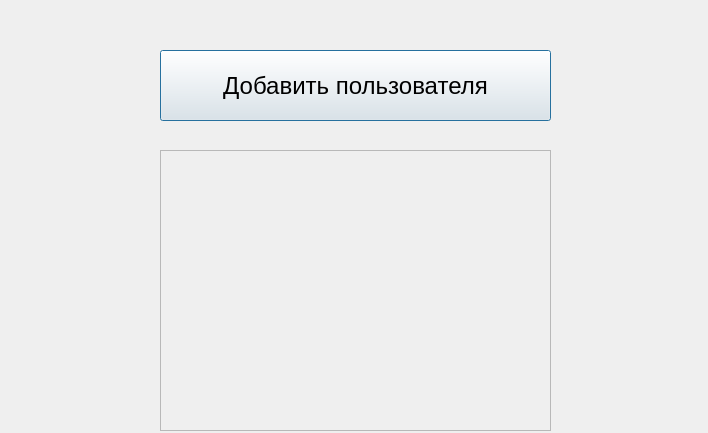
The window that UIs/Enter.ui (Cheshuyka/BookFoU) describes before a commit, drawn with Qt 5.
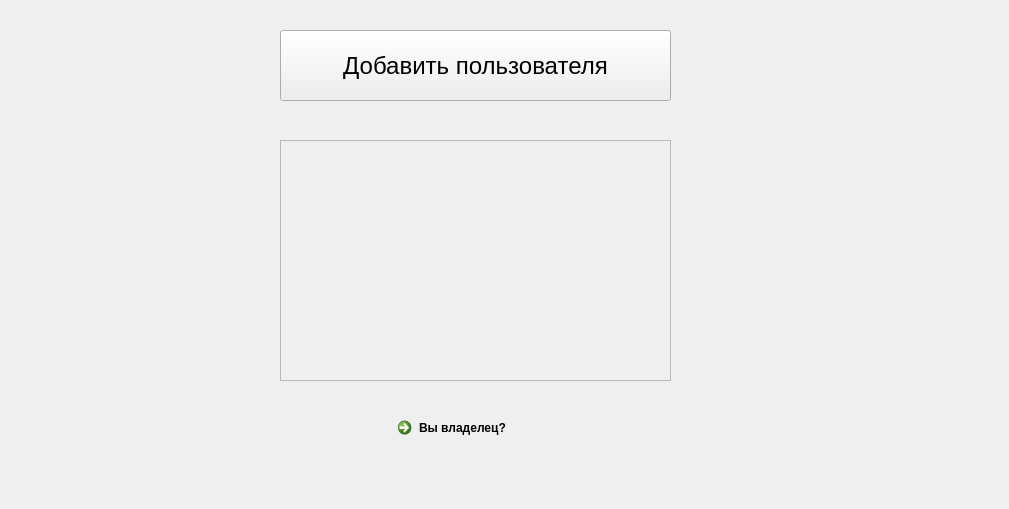
The same window after the commit.

What changed in the file:
```diff
--- a/UIs/Enter.ui
+++ b/UIs/Enter.ui
@@ -6,40 +6,25 @@
    <rect>
     <x>0</x>
     <y>0</y>
-    <width>708</width>
-    <height>433</height>
+    <width>1009</width>
+    <height>509</height>
    </rect>
   </property>
   <property name="windowTitle">
    <string>Вход</string>
   </property>
-  <widget class="QPushButton" name="AddUser">
-   <property name="geometry">
-    <rect>
-     <x>160</x>
-     <y>50</y>
-     <width>391</width>
-     <height>71</height>
-    </rect>
-   </property>
-   <property name="font">
-    <font>
-     <pointsize>18</pointsize>
-    </font>
-   </property>
-   <property name="text">
-    <string>Добавить пользователя</string>
-   </property>
-  </widget>
   <widget class="QScrollArea" name="scrollArea">
    <property name="geometry">
     <rect>
-     <x>160</x>
-     <y>150</y>
+     <x>280</x>
+     <y>140</y>
      <width>391</width>
-     <height>281</height>
+     <height>241</height>
     </rect>
    </property>
+   <property name="styleSheet">
+    <string notr="true"/>
+   </property>
    <property name="widgetResizable">
     <bool>true</bool>
    </property>
@@ -49,11 +34,48 @@
       <x>0</x>
       <y>0</y>
       <width>389</width>
-      <height>279</height>
+      <height>239</height>
      </rect>
     </property>
    </widget>
   </widget>
+  <widget class="QCommandLinkButton" name="commandLinkButton">
+   <property name="geometry">
+    <rect>
+     <x>390</x>
+     <y>410</y>
+     <width>161</width>
+     <height>48</height>
+    </rect>
+   </property>
+   <property name="styleSheet">
+    <string notr="true"/>
+   </property>
+   <property name="text">
+    <string>Вы владелец?</string>
+   </property>
+  </widget>
+  <widget class="QPushButton" name="AddUser">
+   <property name="geometry">
+    <rect>
+     <x>280</x>
+     <y>30</y>
+     <width>391</width>
+     <height>71</height>
+    </rect>
+   </property>
+   <property name="font">
+    <font>
+     <pointsize>18</pointsize>
+    </font>
+   </property>
+   <property name="styleSheet">
+    <string notr="true"/>
+   </property>
+   <property name="text">
+    <string>Добавить пользователя</string>
+   </property>
+  </widget>
  </widget>
  <resources/>
  <connections/>
```
